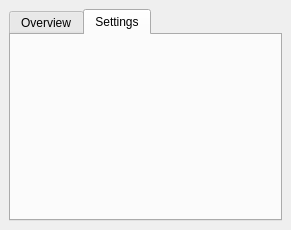
Above: src/UserInterface/mainwindow.ui from alaineman/PowerGrid before the change. Below: the same form after it.
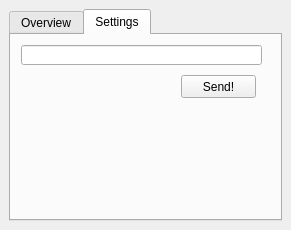
That is the form after the change. The open tabs and pages were chosen to show the change. Icons and pictures are not drawn.

Diff of the .ui file:
```diff
--- a/src/UserInterface/mainwindow.ui
+++ b/src/UserInterface/mainwindow.ui
@@ -153,6 +153,29 @@
        <attribute name="title">
         <string>Settings</string>
        </attribute>
+       <widget class="QLineEdit" name="textToSend">
+        <property name="geometry">
+         <rect>
+          <x>10</x>
+          <y>10</y>
+          <width>241</width>
+          <height>20</height>
+         </rect>
+        </property>
+       </widget>
+       <widget class="QPushButton" name="sendText">
+        <property name="geometry">
+         <rect>
+          <x>170</x>
+          <y>40</y>
+          <width>75</width>
+          <height>23</height>
+         </rect>
+        </property>
+        <property name="text">
+         <string>Send!</string>
+        </property>
+       </widget>
       </widget>
      </widget>
     </item>
```
Left out of the diff: 6 changed lines with no effect on the pictures.
